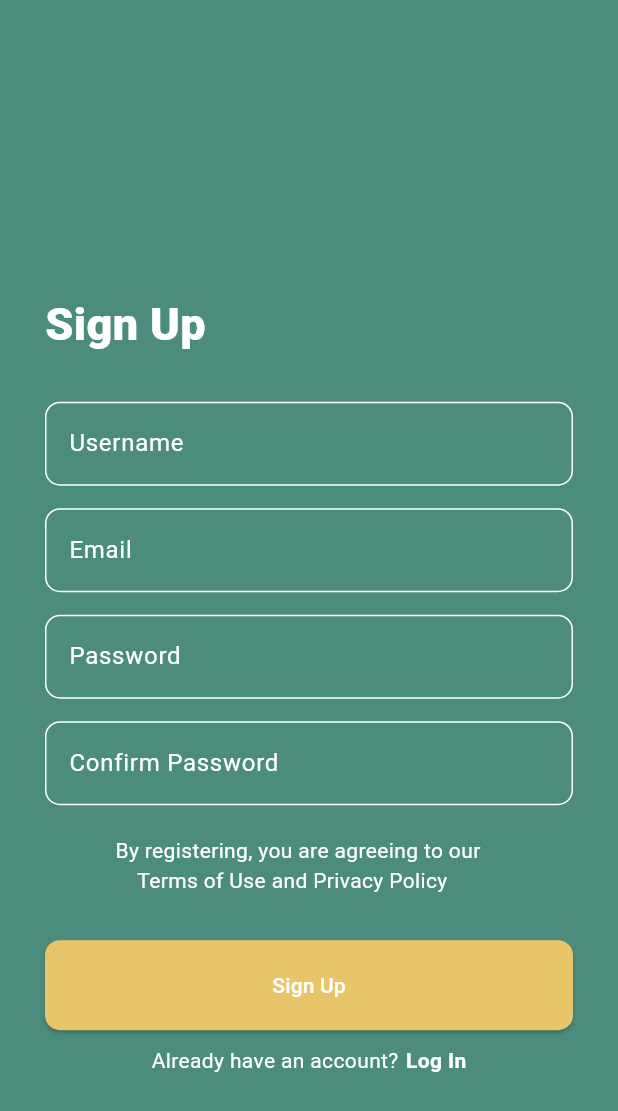
After one commit to KaelNierras/vis_can_learn, a Flutter app: the Signup screen opened directly, on a phone screen of 412 x 824 dp. The commit adds this screen. Shown: the top 1111 px of the screen. Run offline on Flutter 3.47's test engine with Material 3 defaults, Android fonts, the light colour scheme and no system bars; our stand-ins replace flutter_native_splash, shared_preferences; accounts and stored records are empty.

Commit message:
Signup Screen created

```diff
--- /dev/null
+++ b/lib/features/signup/views/signup_screen.dart
@@ -0,0 +1,135 @@
+import 'package:flutter/material.dart';
+// import 'package:flutter_native_splash/flutter_native_splash.dart';
+// import 'package:shared_preferences/shared_preferences.dart';
+import 'package:vis_can_learn/common/wiget/InputText.dart';
+import 'package:vis_can_learn/theme/custom_colors.dart';
+import 'package:vis_can_learn/utils/widget_helper.dart';
+
+class Signup extends StatefulWidget {
+  const Signup({super.key});
+
+  @override
+  State<Signup> createState() => _SignupState();
+}
+
+class _SignupState extends State<Signup> {
+  int? isViewed;
+
+  @override
+  void initState() {
+    super.initState();
+    //initialization();
+  }
+
+  @override
+  Widget build(BuildContext context) {
+    var usernameController = TextEditingController();
+    var emailController = TextEditingController();
+    var passwordController = TextEditingController();
+    var confirmPasswordController = TextEditingController();
+
+    return Scaffold(
+      body: Container(
+        width: MediaQuery.of(context).size.width, // Set the width to 100%
+        decoration: const BoxDecoration(
+          color: background,
+          // image: DecorationImage(
+          //   image: AssetImage('assets/images/mountain_bg.png'),
+          //   fit: BoxFit.cover, // Adjust the image size
+          // ),
+        ),
+        child: Padding(
+          padding: const EdgeInsets.all(30),
+          child: Column(
+            mainAxisAlignment: MainAxisAlignment.start,
+            crossAxisAlignment: CrossAxisAlignment.start,
+            children: [
+              addVerticalSpace(
+                MediaQuery.of(context).size.height / 5,
+              ),
+              const Text(
+                "Sign Up",
+                style: TextStyle(
+                  color: Colors.white,
+                  fontSize: 30,
+                  fontWeight: FontWeight.w900,
+                ),
+              ),
+              addVerticalSpace(30),
+              InputText(
+                controller: usernameController,
+                name: "Username",
+                fill: false,
+              ),
+              addVerticalSpace(15),
+              InputText(
+                controller: emailController,
+                name: "Email",
+                fill: false,
+              ),
+              addVerticalSpace(15),
+              InputText(
+                controller: passwordController,
+                name: "Password",
+                fill: false,
+              ),
+              addVerticalSpace(15),
+              InputText(
+                controller: confirmPasswordController,
+                name: "Confirm Password",
+                fill: false,
+              ),
+              addVerticalSpace(20),
+              const Row(
+                mainAxisAlignment: MainAxisAlignment.center,
+                children: [
+                  Text(
+                    'By registering, you are agreeing to our    \n    Terms of Use and Privacy Policy',
+                    style: TextStyle(color: Colors.white),
+                  ),
+                ],
+              ),
+
+              addVerticalSpace(10),
+              addVerticalSpace(20),
+              SizedBox(
+                width: MediaQuery.of(context).size.width,
+                child: ElevatedButton(
+                  onPressed: () {
+                    // Respond to button press
+                  },
+                  style: ButtonStyle(
+                    backgroundColor: MaterialStateProperty.all<Color?>(orange),
+                    shape: MaterialStateProperty.all<RoundedRectangleBorder>(
+                      RoundedRectangleBorder(
+                        borderRadius: BorderRadius.circular(
+                            10.0), // Minimize border radius
+                      ),
+                    ),
+                  ),
+                  child: const Text('Sign Up'),
+                ),
+              ),
+              addVerticalSpace(10),
+              Row(
+                mainAxisAlignment: MainAxisAlignment.center,
+                children: [
+                  const Text(
+                    'Already have an account?',
+                    style: TextStyle(color: Colors.white),
+                  ),
+                  addHorizontalSpace(5),
+                  const Text(
+                    'Log In',
+                    style: TextStyle(
+                        fontWeight: FontWeight.bold, color: Colors.white),
+                  ),
+                ],
+              ),
+            ],
+          ),
+        ),
+      ),
+    );
+  }
+}
--- a/lib/main.dart
+++ b/lib/main.dart
@@ -4,6 +4,7 @@ import 'package:flutter_native_splash/flutter_native_splash.dart';
 //Customize theme and Functions
 import 'package:flutter/material.dart';
 import 'package:shared_preferences/shared_preferences.dart';
+import 'package:vis_can_learn/features/signup/views/signup_screen.dart';
 
 //Screens
 //import 'features/dashboard/views/dashboard_screen.dart';
@@ -42,7 +43,7 @@ class _MyAppState extends State<MyApp> {
       debugShowCheckedModeBanner: false,
       title: 'VisCanLearn',
       theme: lightTheme,
-      home: isViewed != 0 ? const OnboardingScreen() : const Login(),
+      home: isViewed != 0 ? const OnboardingScreen() : const Signup(),
     );
   }
 }
```
